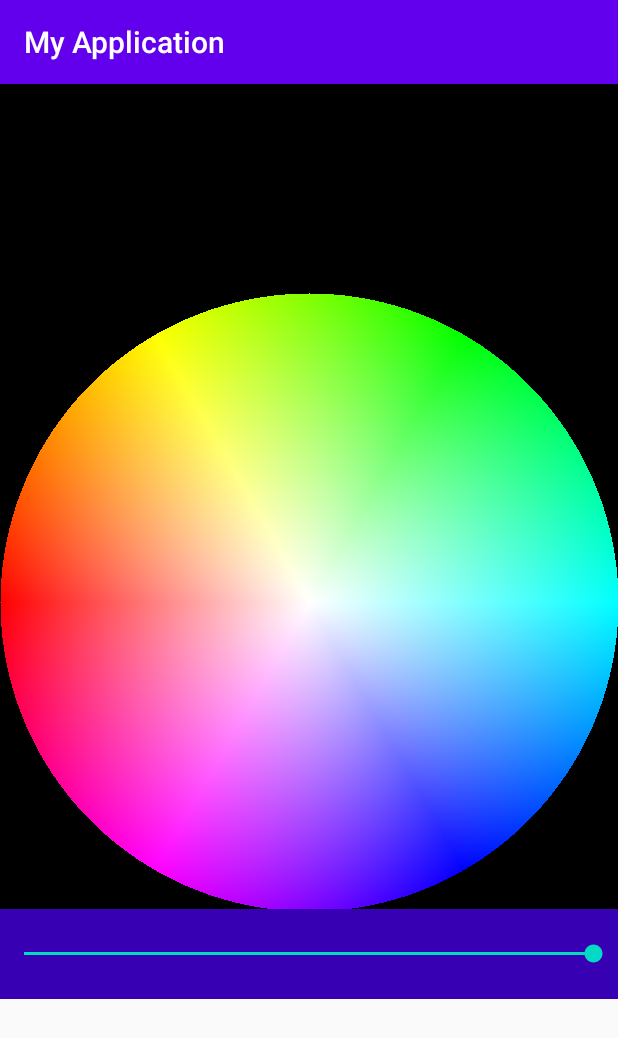
After one commit to cyc00201/MyApplication, an Android app: the ColoerSelectActivity screen opened directly, with no data from a screen before it, on a phone screen of 412 x 824 dp. The commit adds this screen. Shown: the top 1038 px of the screen. Run offline under Robolectric (Android 15) with nearby library versions, the phone set to English and light mode, and no system bars.

Commit message:
undo,redo & colorwheel

```diff
--- a/app/build.gradle
+++ b/app/build.gradle
@@ -8,7 +8,7 @@ android {
 
     defaultConfig {
         applicationId "com.example.myapplication"
-        minSdkVersion 16
+        minSdkVersion 26
         targetSdkVersion 29
         versionCode 1
         versionName "1.0"
--- a/app/src/main/AndroidManifest.xml
+++ b/app/src/main/AndroidManifest.xml
@@ -15,7 +15,8 @@
         android:roundIcon="@mipmap/ic_launcher_round"
         android:supportsRtl="true"
         android:theme="@style/AppTheme">
-        <activity android:name=".loaddata"></activity>
+        <activity android:name=".ColoerSelectActivity"></activity>
+        <activity android:name=".loaddata" />
         <activity android:name=".MainActivity">
             <intent-filter>
                 <action android:name="android.intent.action.MAIN" />
--- /dev/null
+++ b/app/src/main/java/com/example/myapplication/ColoerSelectActivity.kt
@@ -0,0 +1,40 @@
+package com.example.myapplication
+
+import androidx.appcompat.app.AppCompatActivity
+import android.os.Bundle
+import android.widget.SeekBar
+
+class ColoerSelectActivity : AppCompatActivity() {
+
+    lateinit var brightness:SeekBar
+    override fun onCreate(savedInstanceState: Bundle?) {
+        super.onCreate(savedInstanceState)
+        setContentView(R.layout.activity_coloer_select)
+        brightness = findViewById(R.id.brightness)
+
+
+    }
+
+    override fun onResume() {
+        super.onResume()
+        var bvalue:Int = 100
+        brightness.setOnSeekBarChangeListener(object : SeekBar.OnSeekBarChangeListener{
+            override fun onProgressChanged(p0: SeekBar?, p1: Int, p2: Boolean) {
+                bvalue = p1
+
+            }
+
+            override fun onStartTrackingTouch(p0: SeekBar?) {
+
+            }
+
+            override fun onStopTrackingTouch(p0: SeekBar?) {
+                var colorWheel:ColorWheel = findViewById(R.id.colorwheel)
+                colorWheel.setbrightness(bvalue.toFloat()/100)
+
+            }
+        })
+    }
+
+
+}
--- /dev/null
+++ b/app/src/main/java/com/example/myapplication/ColorWheel.kt
@@ -0,0 +1,70 @@
+package com.example.myapplication
+
+import android.content.Context
+import android.content.res.Resources
+import android.graphics.*
+import android.util.AttributeSet
+import android.widget.Toast
+import androidx.core.graphics.toColor
+import java.lang.Math.*
+
+
+class ColorWheel(context: Context,attributes: AttributeSet): androidx.appcompat.widget.AppCompatImageView(context,attributes) {
+    private  var bmap :Bitmap
+
+    private  var brightness = 1.0f
+
+    init {
+        val bwidth =  Resources.getSystem().displayMetrics.widthPixels
+        val bheight = Resources.getSystem().displayMetrics.heightPixels
+
+        bmap = Bitmap.createBitmap(bwidth,bheight, Bitmap.Config.ARGB_8888)
+    }
+
+
+    override fun onDraw(canvas: Canvas?) {
+        super.onDraw(canvas)
+
+        colorWheel()
+        canvas?.drawBitmap(bmap,0f,-100f,Paint())
+
+
+    }
+
+
+   public fun setbrightness(value:Float){
+        brightness = value
+       colorWheel()
+       draw(Canvas(bmap))
+    }
+
+    private fun setPixel(x: Int, y: Int,hsv:FloatArray) {bmap.setPixel(x,y,Color.HSVToColor(hsv))}
+
+    public fun getPixel(x: Int, y: Int) { bmap.getPixel(x, y).toColor()}
+
+    fun colorWheel() {
+
+       bmap.eraseColor(Color.BLACK)
+        val centerX = bmap.width / 2
+        val centerY = bmap.height / 2
+        val radius = minOf(centerX, centerY)
+        for (y in 0 until bmap.height) {
+            val dy = (y - centerY).toDouble()
+            for (x in 0 until bmap.width) {
+                val dx = (x - centerX).toDouble()
+                val dist = kotlin.math.sqrt(dx * dx + dy * dy)
+                if (dist <= radius) {
+                    val theta = kotlin.math.atan2(dy, dx)
+                    val hue = toDegrees(theta + PI)
+
+                    var hsv = FloatArray(3)
+                    hsv[0] = hue.toFloat()
+                    hsv[1] = (dist/radius).toFloat()
+                    hsv[2] = brightness
+
+                    setPixel(x, y,hsv)
+                }
+            }
+        }
+    }
+}
--- /dev/null
+++ b/app/src/main/res/layout/activity_coloer_select.xml
@@ -0,0 +1,33 @@
+<?xml version="1.0" encoding="utf-8"?>
+<androidx.constraintlayout.widget.ConstraintLayout xmlns:android="http://schemas.android.com/apk/res/android"
+    xmlns:app="http://schemas.android.com/apk/res-auto"
+    xmlns:tools="http://schemas.android.com/tools"
+    android:layout_width="match_parent"
+    android:layout_height="match_parent"
+    tools:context=".ColoerSelectActivity">
+
+    <LinearLayout
+        android:layout_width="match_parent"
+        android:layout_height="match_parent"
+        android:orientation="vertical">
+
+        <com.example.myapplication.ColorWheel
+            android:id="@+id/colorwheel"
+            android:layout_width="match_parent"
+            android:layout_height="550dp"
+           />
+
+        <SeekBar
+            android:id="@+id/brightness"
+            android:layout_width="match_parent"
+            android:layout_height="60dp"
+            android:background="@color/colorPrimaryDark"
+            android:gravity="center|bottom"
+            android:max="100"
+            android:min="0"
+            android:progress="100" /><!--亮度條 -->
+        >
+    </LinearLayout>
+
+
+</androidx.constraintlayout.widget.ConstraintLayout>
```
Also changed, not shown: app/src/main/java/com/example/myapplication/MainActivity.kt (+36 -21 lines), app/src/main/java/com/example/myapplication/PaintBoard.kt (+53 -11 lines).
